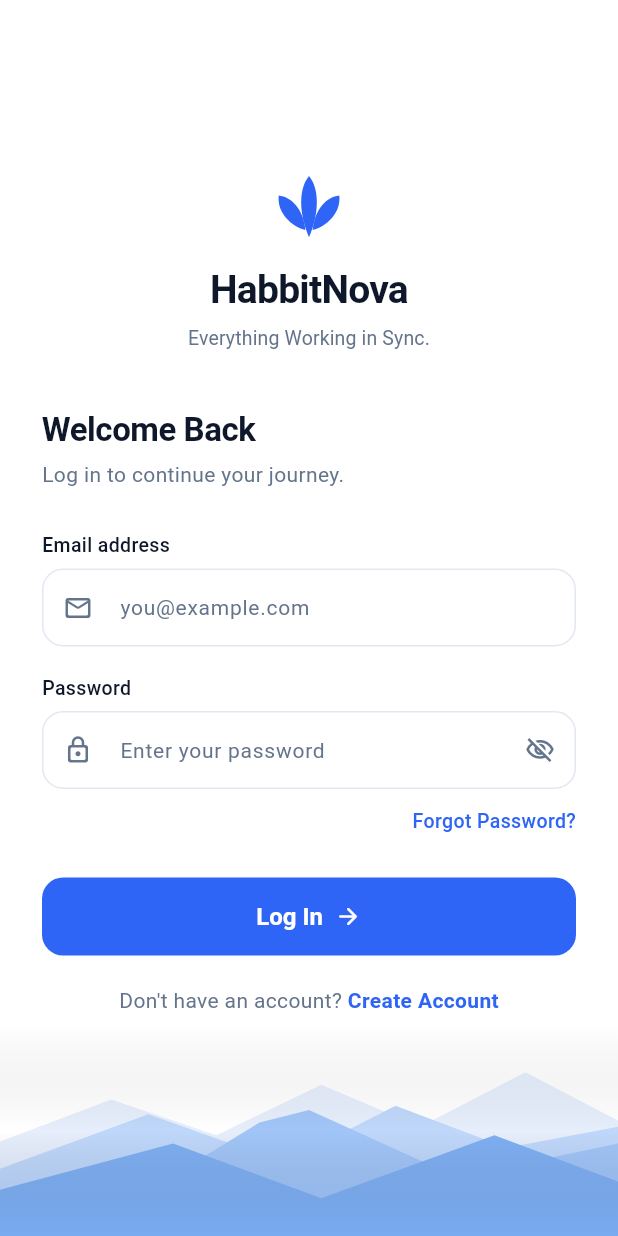
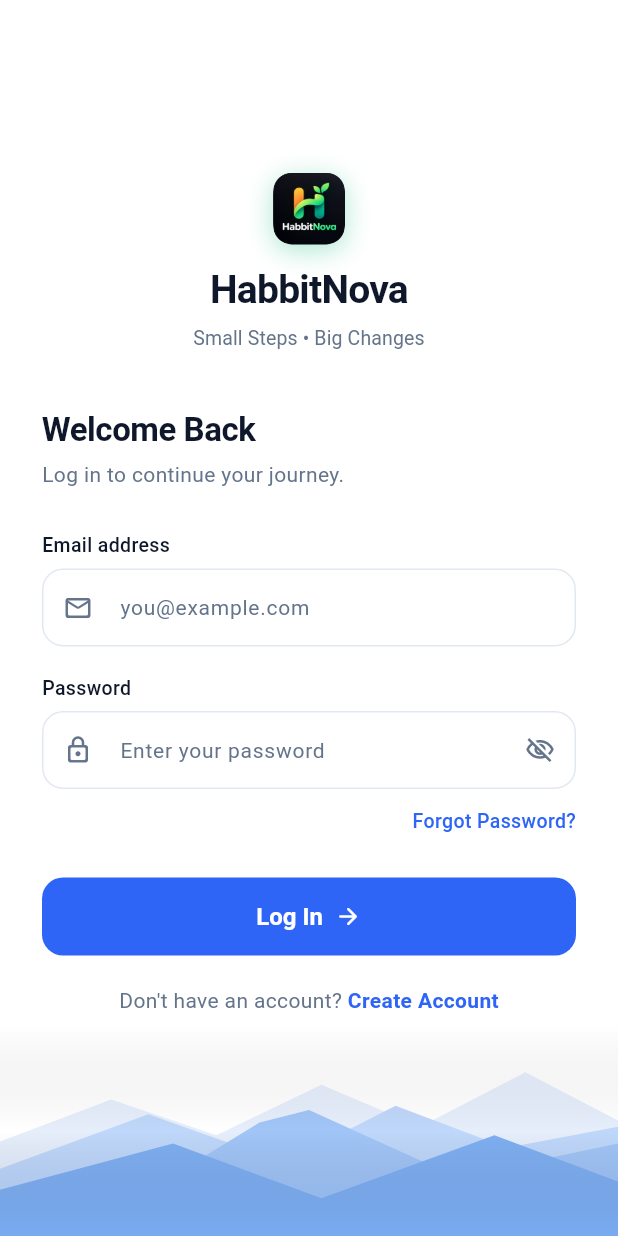
Before and after one commit to codewithyogeshh/HABIT-NOVA.APK, a Flutter app: the screen it shows after launch, on a phone screen of 412 x 824 dp. Run offline on Flutter 3.47's test engine with Material 3 defaults, Android fonts, the light colour scheme and no system bars; our stand-ins replace flutter_local_notifications, image_picker, shared_preferences, supabase_flutter, timezone; missing offline and left inert: dart:js_interop, shared_preferences_android; accounts and stored records are empty; statements that could not run were skipped.

Commit message:
feat: in-app mandatory alarm stop, background exact alarm reliability, friendly login error with register CTA, and official app icon on login

```diff
--- a/lib/core/services/notification_service.dart
+++ b/lib/core/services/notification_service.dart
@@ -1,3 +1,4 @@
+
 import 'dart:async';
 import 'dart:io';
 import 'package:flutter/foundation.dart';
@@ -5,6 +6,22 @@ import 'package:flutter_local_notifications/flutter_local_notifications.dart';
 import 'package:shared_preferences/shared_preferences.dart';
 import 'package:timezone/data/latest_all.dart' as tz;
 import 'package:timezone/timezone.dart' as tz;
+
+/// Represents an alarm that is currently ringing.
+class ActiveAlarm {
+  final int id;
+  final String title;
+  final String body;
+  final DateTime time;
+
+  ActiveAlarm({
+    required this.id,
+    required this.title,
+    required this.body,
+    required this.time,
+  });
+}
+
 
 /// Service for managing local push notifications, exact alarm clocks, and reminders.
 class NotificationService {
@@ -24,6 +41,10 @@ class NotificationService {
       'Advance reminder notifications 5 minutes before scheduled task time';
 
   static bool _isInitialized = false;
+  /// Active alarm notifier. The app listens to this to show the in-app Stop Alarm dialog.
+  static final ValueNotifier<ActiveAlarm?> activeAlarmNotifier =
+      ValueNotifier<ActiveAlarm?>(null);
+
 
   // Active in-app timer fallback map to guarantee 0-delay triggers
   static final Map<int, Timer> _activeTimers = {};
@@ -73,8 +94,14 @@ class NotificationService {
         initSettings,
         onDidReceiveNotificationResponse: (NotificationResponse response) async {
           debugPrint('Notification clicked/action: ${response.actionId}, payload: ${response.payload}');
+          // DO NOT cancel the alarm here! User must enter the app and turn it off inside the app.
           if (response.id != null) {
-            await cancelTaskAlarms(response.id!);
+            activeAlarmNotifier.value = ActiveAlarm(
+              id: response.id!,
+              title: response.payload?.isNotEmpty == true ? response.payload! : 'Scheduled Task Alarm',
+              body: 'Time for your scheduled task!',
+              time: DateTime.now(),
+            );
           }
         },
       );
@@ -121,6 +148,27 @@ class NotificationService {
 
       _isInitialized = true;
       debugPrint('NotificationService initialized with Timezone & Dual Channels.');
+
+      // Check if app was opened from an active alarm notification
+      try {
+        final launchDetails =
+            await _notificationsPlugin.getNotificationAppLaunchDetails();
+        if (launchDetails != null && launchDetails.didNotificationLaunchApp) {
+          final res = launchDetails.notificationResponse;
+          if (res != null && res.id != null) {
+            activeAlarmNotifier.value = ActiveAlarm(
+              id: res.id!,
+              title: res.payload?.isNotEmpty == true
+                  ? res.payload!
+                  : 'Scheduled Task Alarm',
+              body: 'Time for your scheduled task!',
+              time: DateTime.now(),
+            );
+          }
+        }
+      } catch (e) {
+        debugPrint('Error checking launch details: $e');
+      }
     } catch (e) {
       debugPrint('Error initializing NotificationService: $e');
     }
@@ -233,14 +281,7 @@ class NotificationService {
         ongoing: true,
         autoCancel: false,
         additionalFlags: Int32List.fromList([4]), // FLAG_INSISTENT: repeat audio until user intervenes
-        actions: const <AndroidNotificationAction>[
-          AndroidNotificationAction(
-            'stop_alarm',
-            '🛑 Stop Alarm',
-            showsUserInterface: true,
-            cancelNotification: true,
-          ),
-        ],
+
       );
 
       final notificationDetails = NotificationDetails(
@@ -252,6 +293,12 @@ class NotificationService {
         ),
       );
 
+      activeAlarmNotifier.value = ActiveAlarm(
+        id: id,
+        title: title,
+        body: body,
+        time: DateTime.now(),
+      );
       await _notificationsPlugin.show(
         id,
         title,
@@ -352,14 +399,7 @@ class NotificationService {
         ongoing: true,
         autoCancel: false,
         additionalFlags: Int32List.fromList([4]), // FLAG_INSISTENT: repeat audio until stopped
-        actions: const <AndroidNotificationAction>[
-          AndroidNotificationAction(
-            'stop_alarm',
-            '🛑 Stop Alarm',
-            showsUserInterface: true,
-            cancelNotification: true,
-          ),
-        ],
+
       );
 
       final notificationDetails = NotificationDetails(
@@ -482,6 +522,40 @@ class NotificationService {
   }
 
   /// Cancels all alarms and reminders associated with a task ID.
+
+  /// Stops an actively ringing alarm: cancels notification, clears in-app dialog and audio/vibration.
+  static Future<void> stopActiveAlarm(int id) async {
+    await cancelTaskAlarms(id);
+    if (activeAlarmNotifier.value?.id == id) {
+      activeAlarmNotifier.value = null;
+    }
+  }
+
+  /// Checks OS active notifications and triggers in-app alarm dialog if an alarm is ringing.
+  static Future<void> checkForActiveAlarms() async {
+    if (kIsWeb || !Platform.isAndroid) return;
+    try {
+      final android = _notificationsPlugin.resolvePlatformSpecificImplementation<
+          AndroidFlutterLocalNotificationsPlugin>();
+      final activeNotifs = await android?.getActiveNotifications();
+      if (activeNotifs != null && activeNotifs.isNotEmpty) {
+        for (final notif in activeNotifs) {
+          if (notif.channelId == _alarmChannelId && notif.id != null) {
+            activeAlarmNotifier.value = ActiveAlarm(
+              id: notif.id!,
+              title: notif.title ?? 'Task Alarm',
+              body: notif.body ?? 'Time for your scheduled task!',
+              time: DateTime.now(),
+            );
+            break;
+          }
+        }
+      }
+    } catch (e) {
+      debugPrint('checkForActiveAlarms error: $e');
+    }
+  }
+
   static Future<void> cancelTaskAlarms(int id) async {
     try {
       _activeTimers[id]?.cancel();
--- a/lib/core/widgets/synvero_logo.dart
+++ b/lib/core/widgets/synvero_logo.dart
@@ -118,9 +118,30 @@ class SynveroLogo extends StatelessWidget {
       mainAxisSize: MainAxisSize.min,
       crossAxisAlignment: alignment,
       children: [
-        CustomPaint(
-          size: Size(iconSize, iconSize),
-          painter: SynveroIconPainter(color: brandColor),
+        Container(
+          width: iconSize,
+          height: iconSize,
+          decoration: BoxDecoration(
+            borderRadius: BorderRadius.circular(iconSize * 0.26),
+            boxShadow: [
+              BoxShadow(
+                color: const Color(0xFF10B981).withValues(alpha: 0.35),
+                blurRadius: iconSize * 0.3,
+                offset: Offset(0, iconSize * 0.08),
+              ),
+            ],
+          ),
+          child: ClipRRect(
+            borderRadius: BorderRadius.circular(iconSize * 0.26),
+            child: Image.asset(
+              'assets/icon/app_icon.png',
+              fit: BoxFit.cover,
+              errorBuilder: (context, error, stackTrace) => CustomPaint(
+                size: Size(iconSize, iconSize),
+                painter: SynveroIconPainter(color: brandColor),
+              ),
+            ),
+          ),
         ),
         const SizedBox(height: 12),
         Text(
@@ -136,7 +157,7 @@ class SynveroLogo extends StatelessWidget {
         if (showTagline) ...[
           const SizedBox(height: 4),
           Text(
-            'Everything Working in Sync.',
+            'Small Steps • Big Changes',
             style: TextStyle(
               color: kSecondaryText,
               fontSize: taglineFontSize,
--- a/lib/features/auth/data/auth_repository.dart
+++ b/lib/features/auth/data/auth_repository.dart
@@ -150,7 +150,7 @@ class AuthRepository {
     } else if (code == 'user_already_exists' || rawMessage.contains('already registered')) {
       message = 'An account with this email already exists. Please log in.';
     } else if (code == 'invalid_credentials' || rawMessage.contains('invalid login credentials')) {
-      message = 'Invalid email or password. Please try again.';
+      message = 'Invalid email or password. If you don\'t have an account, please register first then log in.';
     } else if (code == 'email_not_confirmed' || rawMessage.contains('email not confirmed')) {
       message = 'Please confirm your email address before signing in.';
     } else if (code == 'weak_password') {
--- a/lib/features/auth/presentation/login_screen.dart
+++ b/lib/features/auth/presentation/login_screen.dart
@@ -93,11 +93,23 @@ class _LoginScreenState extends State<LoginScreen> {
     } catch (e) {
       if (mounted) {
         setState(() {
-          if (e is AuthException) {
+          final raw = e.toString().toLowerCase();
+          if (raw.contains('invalid login credentials') ||
+              raw.contains('invalid_credentials') ||
+              raw.contains('invalid email or password')) {
+            _errorMessage = 'Invalid email or password.\nIf you don\'t have an account yet, please register first then log in.';
+          } else if (raw.contains('user not found') || raw.contains('user_not_found')) {
+            _errorMessage = 'No account found with this email. Please register first then log in.';
+          } else if (raw.contains('invalid email') || raw.contains('invalid_email')) {
+            _errorMessage = 'Invalid email address. Please check your email or register first.';
+          } else if (raw.contains('email not confirmed')) {
+            _errorMessage = 'Please confirm your email address before signing in.';
+          } else if (raw.contains('rate limit')) {
+            _errorMessage = 'Too many attempts. Please try again in a few moments.';
+          } else if (e is AuthException) {
             _errorMessage = e.message;
           } else {
-            final raw = e.toString();
-            final clean = raw
+            final clean = e.toString()
                 .replaceAll('AuthException: ', '')
                 .replaceAll('AuthApiException: ', '')
                 .replaceAll('Exception: ', '')
@@ -319,31 +331,74 @@ class _LoginScreenState extends State<LoginScreen> {
                         // Error message
                         if (_errorMessage != null) ...[
                           Container(
-                            padding: const EdgeInsets.all(12),
+                            padding: const EdgeInsets.all(14),
                             decoration: BoxDecoration(
                               color: kErrorColor.withValues(alpha: 0.08),
-                              borderRadius: BorderRadius.circular(12),
+                              borderRadius: BorderRadius.circular(14),
                               border: Border.all(
-                                color: kErrorColor.withValues(alpha: 0.3),
+                                color: kErrorColor.withValues(alpha: 0.35),
                               ),
                             ),
-                            child: Row(
+                            child: Column(
+                              crossAxisAlignment: CrossAxisAlignment.start,
                               children: [
-                                const Icon(
+                                Row(
+                                  crossAxisAlignment: CrossAxisAlignment.start,
+                                  children: [
+                                    const Padding(
+                                      padding: EdgeInsets.only(top: 1),
+                                      child: Icon(
                                         Icons.error_outline_rounded,
                                         color: kErrorColor,
-                                  size: 18,
+                                        size: 20,
                                       ),
-                                const SizedBox(width: 8),
+                                    ),
+                                    const SizedBox(width: 10),
                                     Expanded(
                                       child: Text(
                                         _errorMessage!,
                                         style: const TextStyle(
                                           color: kErrorColor,
                                           fontSize: 13,
+                                          height: 1.35,
+                                          fontWeight: FontWeight.w500,
                                         ),
                                       ),
                                     ),
+                                  ],
+                                ),
+                                if (_errorMessage!.toLowerCase().contains('register')) ...[
+                                  const SizedBox(height: 10),
+                                  InkWell(
+                                    onTap: () {
+                                      Navigator.of(context).pushNamed('/signup');
+                                    },
+                                    borderRadius: BorderRadius.circular(8),
+                                    child: Container(
+                                      padding: const EdgeInsets.symmetric(horizontal: 10, vertical: 6),
+                                      decoration: BoxDecoration(
+                                        color: kPrimaryColor.withValues(alpha: 0.12),
+                                        borderRadius: BorderRadius.circular(8),
+                                        border: Border.all(color: kPrimaryColor.withValues(alpha: 0.4)),
+                                      ),
+                                      child: const Row(
+                                        mainAxisSize: MainAxisSize.min,
+                                        children: [
+                                          Text(
+                                            '👉 Register new account now',
+                                            style: TextStyle(
+                                              color: kPrimaryColor,
+                                              fontSize: 12,
+                                              fontWeight: FontWeight.w700,
+                                            ),
+                                          ),
+                                          SizedBox(width: 4),
+                                          Icon(Icons.arrow_forward_rounded, size: 13, color: kPrimaryColor),
+                                        ],
+                                      ),
+                                    ),
+                                  ),
+                                ],
                               ],
                             ),
                           ),
--- a/lib/main.dart
+++ b/lib/main.dart
@@ -17,6 +17,7 @@ import 'package:synvero/features/nutrition/presentation/nutrition_screen.dart';
 import 'package:synvero/core/services/theme_service.dart';
 import 'package:synvero/features/fitness/presentation/fitness_screen.dart';
 import 'package:synvero/core/services/notification_service.dart';
+import 'package:synvero/core/widgets/alarm_ringing_dialog.dart';
 import 'package:synvero/core/services/avatar_service.dart';
 
 void main() async {
@@ -64,8 +65,36 @@ void main() async {
   runApp(const SynveroApp());
 }
 
-class SynveroApp extends StatelessWidget {
+class SynveroApp extends StatefulWidget {
   const SynveroApp({super.key});
+
+  @override
+  State<SynveroApp> createState() => _SynveroAppState();
+}
+
+class _SynveroAppState extends State<SynveroApp> with WidgetsBindingObserver {
+  @override
+  void initState() {
+    super.initState();
+    WidgetsBinding.instance.addObserver(this);
+    // Request exact alarm and notification permissions
+    NotificationService.requestPermissions();
+    // Check if an alarm is already ringing in background
+    NotificationService.checkForActiveAlarms();
+  }
+
+  @override
+  void dispose() {
+    WidgetsBinding.instance.removeObserver(this);
+    super.dispose();
+  }
+
+  @override
+  void didChangeAppLifecycleState(AppLifecycleState state) {
+    if (state == AppLifecycleState.resumed) {
+      NotificationService.checkForActiveAlarms();
+    }
+  }
 
   @override
   Widget build(BuildContext context) {
@@ -79,6 +108,20 @@ class SynveroApp extends StatelessWidget {
           themeMode: themeMode,
           home: const AuthWrapper(),
           debugShowCheckedModeBanner: false,
+          builder: (context, child) {
+            return ValueListenableBuilder<ActiveAlarm?>(
+              valueListenable: NotificationService.activeAlarmNotifier,
+              builder: (context, activeAlarm, _) {
+                return Stack(
+                  children: [
+                    ?child,
+                    if (activeAlarm != null)
+                      AlarmRingingDialog(alarm: activeAlarm),
+                  ],
+                );
+              },
+            );
+          },
         );
       },
     );
```
Also changed, not shown: lib/core/widgets/alarm_ringing_dialog.dart (added, +250 -0 lines), 1 other file. Lines whose indentation alone changed are shown as unchanged.
